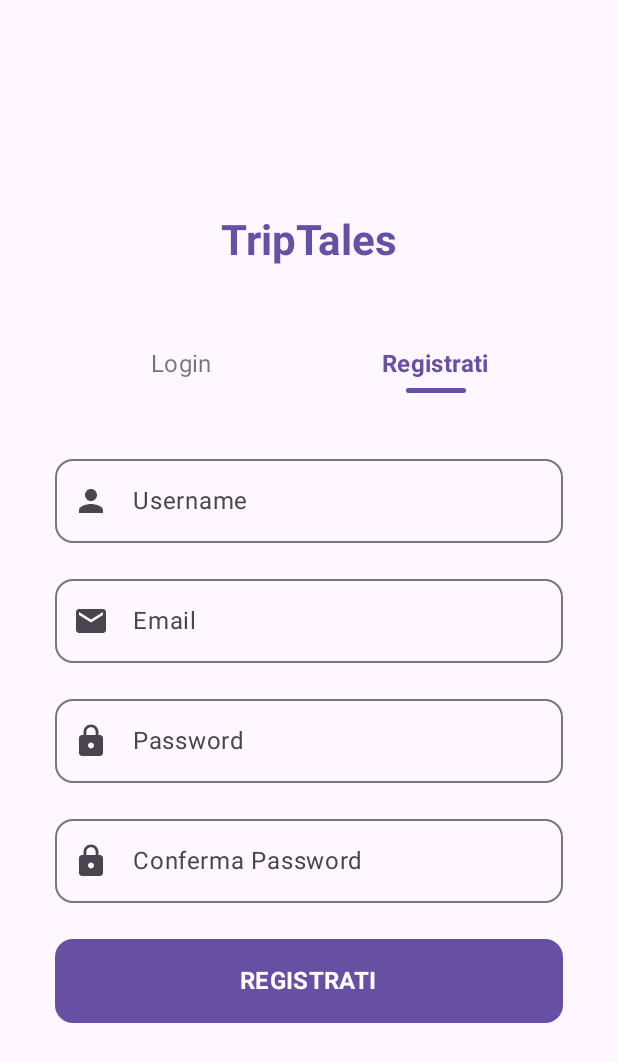
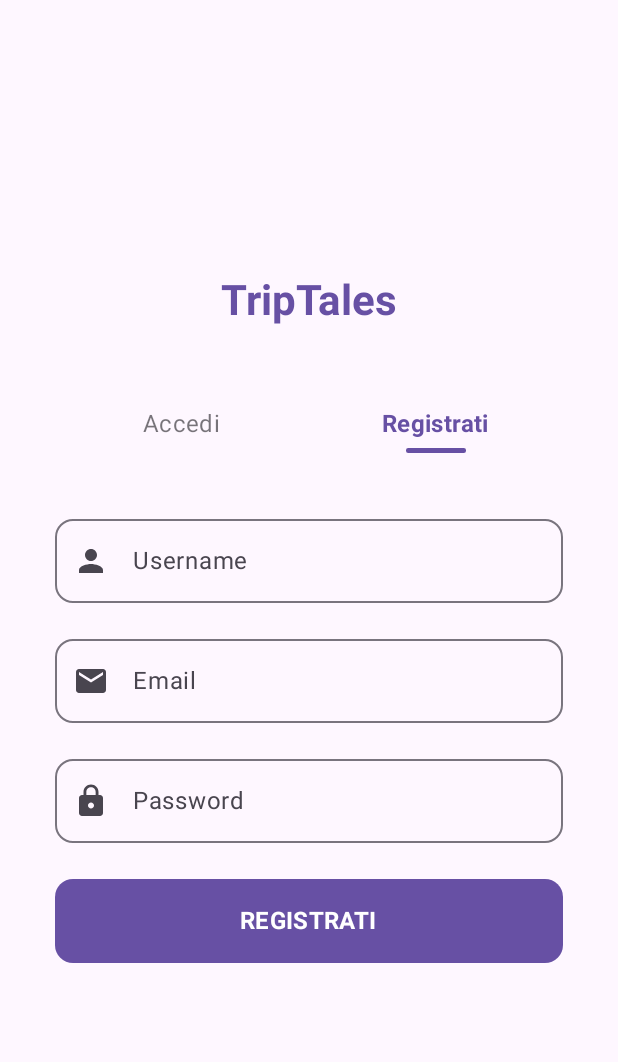
Before and after one commit to AlbertooValente/pw-frontend-triptales, an Android app built with Jetpack Compose: the screen it shows after launch (MainActivity), after a tap on "Registrati", on a phone screen of 412 x 824 dp. Shown: the top 1062 px of the screen. Run offline under Robolectric (Android 15) with nearby library versions, the phone set to English and light mode, and no system bars.

Commit message:
Funzioni login e register

```diff
--- a/app/src/main/AndroidManifest.xml
+++ b/app/src/main/AndroidManifest.xml
@@ -1,11 +1,14 @@
 <?xml version="1.0" encoding="utf-8"?>
 <manifest xmlns:android="http://schemas.android.com/apk/res/android"
     xmlns:tools="http://schemas.android.com/tools">
+
+    <uses-permission android:name="android.permission.INTERNET" />
 
     <application
         android:allowBackup="true"
         android:dataExtractionRules="@xml/data_extraction_rules"
         android:fullBackupContent="@xml/backup_rules"
+        android:networkSecurityConfig="@xml/network_security_config"
         android:icon="@mipmap/ic_launcher"
         android:label="@string/app_name"
         android:roundIcon="@mipmap/ic_launcher_round"
--- a/app/src/main/java/com/example/frontend_triptales/MainActivity.kt
+++ b/app/src/main/java/com/example/frontend_triptales/MainActivity.kt
@@ -31,14 +31,21 @@ import androidx.compose.runtime.Composable
 import androidx.compose.runtime.getValue
 import androidx.compose.runtime.mutableStateOf
 import androidx.compose.runtime.remember
+import androidx.compose.runtime.rememberCoroutineScope
 import androidx.compose.runtime.setValue
 import androidx.compose.ui.Alignment
 import androidx.compose.ui.Modifier
+import androidx.compose.ui.graphics.Color
 import androidx.compose.ui.text.font.FontWeight
 import androidx.compose.ui.tooling.preview.Preview
 import androidx.compose.ui.unit.dp
 import com.example.frontend_triptales.ui.theme.FrontendtriptalesTheme
 import androidx.compose.ui.text.input.PasswordVisualTransformation
+import androidx.navigation.compose.NavHost
+import androidx.navigation.compose.composable
+import androidx.navigation.compose.rememberNavController
+import kotlinx.coroutines.CoroutineScope
+import kotlinx.coroutines.launch
 
 class MainActivity : ComponentActivity() {
     override fun onCreate(savedInstanceState: Bundle?) {
@@ -48,15 +55,49 @@ class MainActivity : ComponentActivity() {
             FrontendtriptalesTheme (
                 dynamicColor = false
             ){
-                AppLogin()
+                AppNav()
             }
         }
     }
 }
 
-//FUNZIONE AVVIO APP
+//mantiene loggato l'utente per tutta la durata della sessione di utilizzo dell'app
+object AuthManager {
+    var token: String? = null
+}
+
 @Composable
-fun AppLogin() {
+fun AppNav(){
+    val navController = rememberNavController()
+    val tripTalesApi = RetrofitInstance.api
+    val coroutineScope = rememberCoroutineScope()
+
+    NavHost(navController = navController, startDestination = "auth") {
+        composable("auth") {
+            AppLogin(
+                api = tripTalesApi,
+                coroutineScope = coroutineScope,
+                onLoginSuccess = {
+                    navController.navigate("home") {
+                        popUpTo("auth") { inclusive = true }
+                    }
+                }
+            )
+        }
+
+        composable("home") {
+            Home()
+        }
+    }
+}
+
+
+@Composable
+fun AppLogin(
+    api: TripTalesApi,
+    coroutineScope: CoroutineScope,
+    onLoginSuccess: () -> Unit
+) {
     //tiene traccia del tab selezionato (0 = login, 1 = registrazione)
     var selectedTab by remember { mutableStateOf(0) }
 
@@ -99,7 +140,7 @@ fun AppLogin() {
                 ) {
                     Column(horizontalAlignment = Alignment.CenterHorizontally) {
                         Text(
-                            text = "Login",
+                            text = "Accedi",
                             style = MaterialTheme.typography.titleMedium.copy(
                                 fontWeight = if (selectedTab == 0) FontWeight.Bold else FontWeight.Normal
                             ),
@@ -155,17 +196,30 @@ fun AppLogin() {
             Spacer(modifier = Modifier.height(24.dp))
 
             when (selectedTab) {
-                0 -> LoginForm()
-                1 -> RegistrationForm()
+                0 -> LoginForm(
+                    coroutineScope,
+                    api,
+                    onLoginSuccess = onLoginSuccess
+                )
+                1 -> RegistrationForm(
+                    coroutineScope,
+                    api,
+                    onLoginSuccess = onLoginSuccess
+                )
             }
         }
     }
 }
 
 @Composable
-fun LoginForm() {
+fun LoginForm(
+    coroutineScope: CoroutineScope,
+    apiService: TripTalesApi,
+    onLoginSuccess: () -> Unit
+) {
     var username by remember { mutableStateOf("") }
     var password by remember { mutableStateOf("") }
+    var errorMessage by remember { mutableStateOf<String?>(null) }
 
     Column(
         horizontalAlignment = Alignment.CenterHorizontally,
@@ -207,7 +261,29 @@ fun LoginForm() {
         Spacer(modifier = Modifier.height(24.dp))
 
         Button(
-            onClick = { /* TODO */ },
+            onClick = {
+                coroutineScope.launch{
+                    try{
+                        val response = apiService.login(LoginRequest(username, password))
+
+                        if(response.isSuccessful){
+                            val token = response.body()?.token
+
+                            if(!token.isNullOrEmpty()){
+                                AuthManager.token = token
+
+                                onLoginSuccess()
+                            }
+                        }
+                        else{
+                            errorMessage = "Credenziali non valide"
+                        }
+                    }
+                    catch(e: Exception){
+                        errorMessage = "Errore di rete"
+                    }
+                }
+            },
             modifier = Modifier
                 .fillMaxWidth()
                 .height(56.dp),
@@ -224,15 +300,24 @@ fun LoginForm() {
                 )
             )
         }
+
+        errorMessage?.let {
+            Spacer(modifier = Modifier.height(16.dp))
+            Text(text = it, color = Color.Red)
+        }
     }
 }
 
 @Composable
-fun RegistrationForm() {
+fun RegistrationForm(
+    coroutineScope: CoroutineScope,
+    apiService: TripTalesApi,
+    onLoginSuccess: () -> Unit
+) {
     var username by remember { mutableStateOf("") }
     var email by remember { mutableStateOf("") }
     var password by remember { mutableStateOf("") }
-    var confirmPassword by remember { mutableStateOf("") }
+    var errorMessage by remember { mutableStateOf<String?>(null) }
 
     Column(
         horizontalAlignment = Alignment.CenterHorizontally,
@@ -288,28 +373,32 @@ fun RegistrationForm() {
             singleLine = true,
             shape = RoundedCornerShape(12.dp)
         )
-        Spacer(modifier = Modifier.height(16.dp))
-
-        OutlinedTextField(
-            value = confirmPassword,
-            onValueChange = { confirmPassword = it },
-            label = { Text("Conferma Password") },
-            placeholder = { Text("Conferma la tua password") },
-            modifier = Modifier.fillMaxWidth(),
-            leadingIcon = {
-                Icon(
-                    imageVector = Icons.Default.Lock,
-                    contentDescription = "Confirm Password Icon"
-                )
-            },
-            visualTransformation = PasswordVisualTransformation(),
-            singleLine = true,
-            shape = RoundedCornerShape(12.dp)
-        )
         Spacer(modifier = Modifier.height(24.dp))
 
         Button(
-            onClick = { /* TODO */ },
+            onClick = {
+                coroutineScope.launch {
+                    try{
+                        val response = apiService.register(User(username, email, password, "", null))
+
+                        if(response.isSuccessful){
+                            val token = response.body()?.token
+
+                            if(!token.isNullOrEmpty()){
+                                AuthManager.token = token
+
+                                onLoginSuccess()
+                            }
+                        }
+                        else{
+                            errorMessage = "Credenziali non valide"
+                        }
+                    }
+                    catch(e: Exception){
+                        errorMessage = "Errore di rete: ${e.localizedMessage}"
+                    }
+                }
+            },
             modifier = Modifier
                 .fillMaxWidth()
                 .height(56.dp),
@@ -325,6 +414,11 @@ fun RegistrationForm() {
                 )
             )
         }
+
+        errorMessage?.let {
+            Spacer(modifier = Modifier.height(16.dp))
+            Text(text = it, color = Color.Red)
+        }
     }
 }
 
@@ -337,6 +431,6 @@ fun TripTalesPreview() {
         darkTheme = false,
         dynamicColor = false
     ) {
-        AppLogin()
+        AppNav()
     }
 }
--- a/app/src/main/java/com/example/frontend_triptales/TripTalesAPI.kt
+++ b/app/src/main/java/com/example/frontend_triptales/TripTalesAPI.kt
@@ -1,22 +1,34 @@
 package com.example.frontend_triptales
 
+import retrofit2.Response
 import retrofit2.http.*
 import retrofit2.Retrofit
 import retrofit2.converter.gson.GsonConverterFactory
 
+data class LoginRequest(val username: String, val password: String)
+data class TokenResponse(val token: String)
+
 interface TripTalesApi {
-    /*
+    @POST("users/register/")
+    suspend fun register(@Body user: User): Response<TokenResponse>
 
-    @GET("offers/")
-    suspend fun getOffers(): List<Offer>
+    @POST("users/login/")
+    suspend fun login(@Body request: LoginRequest): Response<TokenResponse>
 
-     */
+    @GET("users/profile/")
+    suspend fun getUser(@Header("Authorization") token: String): Response<User>
+
+    @PATCH("users/profile/update/")
+    suspend fun updateUser(
+        @Header("Authorization") token: String,
+        @Body updates: Map<String, String>
+    ): Response<User>
 }
 
 object RetrofitInstance {
     val api: TripTalesApi by lazy {
         Retrofit.Builder()
-            .baseUrl("http://10.0.2.2:8000/")
+            .baseUrl("http://192.168.1.3:8000/")
             .addConverterFactory(GsonConverterFactory.create())
             .build()
             .create(TripTalesApi::class.java)
--- /dev/null
+++ b/app/src/main/res/xml/network_security_config.xml
@@ -0,0 +1,4 @@
+<?xml version="1.0" encoding="utf-8"?>
+<network-security-config>
+    <base-config cleartextTrafficPermitted="true" />
+</network-security-config>
--- a/gradle/libs.versions.toml
+++ b/gradle/libs.versions.toml
@@ -1,5 +1,5 @@
 [versions]
-agp = "8.8.0"
+agp = "8.9.2"
 kotlin = "2.0.0"
 coreKtx = "1.16.0"
 junit = "4.13.2"
```
Also changed, not shown: app/src/main/java/com/example/frontend_triptales/HomeActivity.kt (added, +11 -0 lines), app/src/main/java/com/example/frontend_triptales/User.kt (added, +9 -0 lines), gradle/wrapper/gradle-wrapper.properties.
